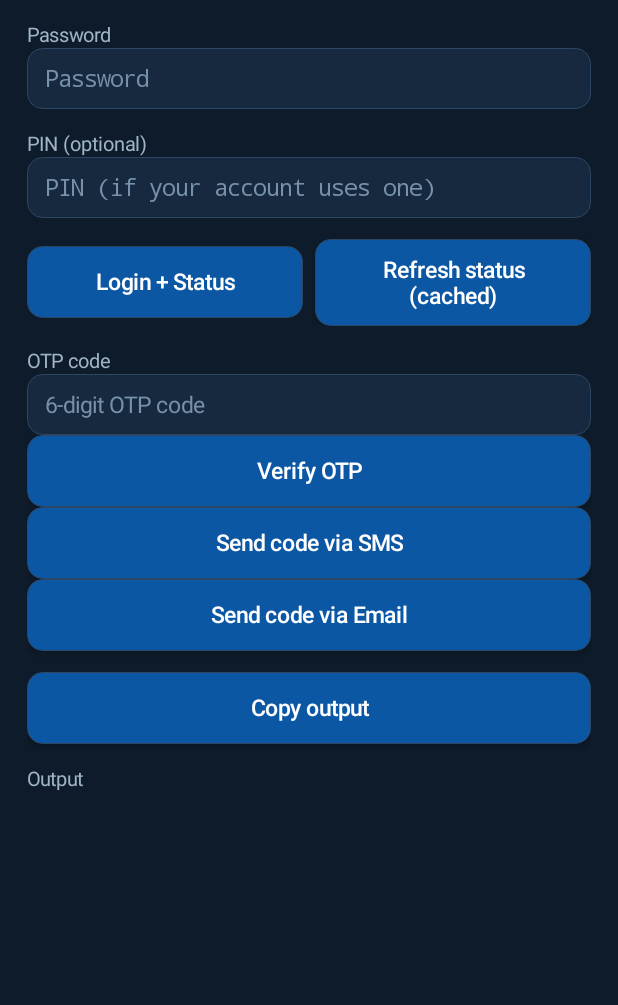
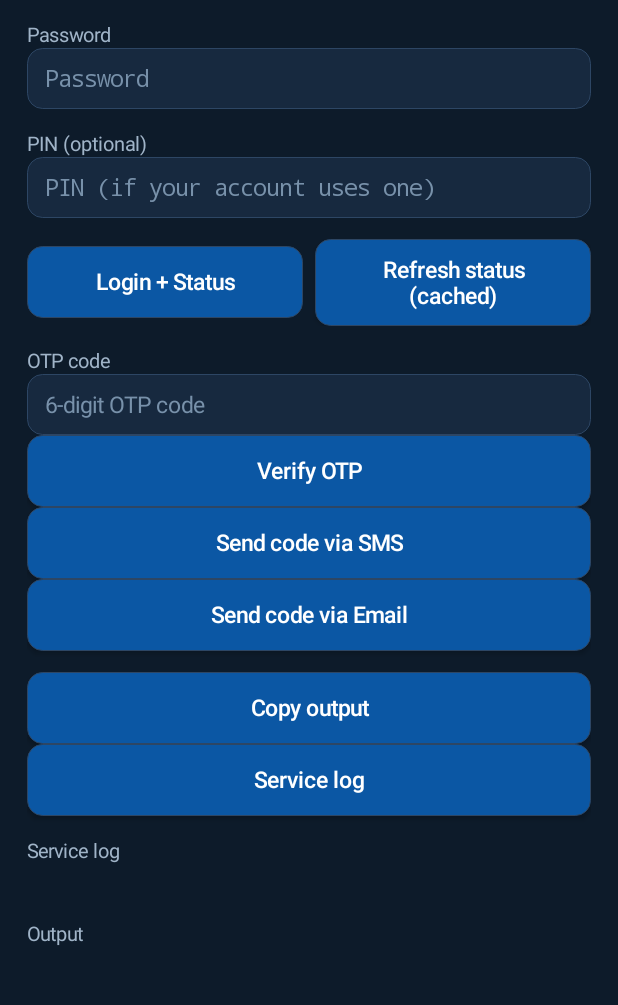
Before and after one commit to MOS-FETT-LABS/KiaConnect, an Android app: the screen it shows after launch (MainActivity), on a phone screen of 412 x 824 dp, the part 186-1191 px from its top. Run offline under Robolectric (Android 15) with nearby library versions, the phone set to English and light mode, and no system bars.

Commit message:
sync 2026-11-25T02:14

```diff
--- a/companion-android/app/src/main/java/com/mosfettlabs/kiacompanion/MainActivity.kt
+++ b/companion-android/app/src/main/java/com/mosfettlabs/kiacompanion/MainActivity.kt
@@ -33,6 +33,7 @@ class MainActivity : Activity() {
     private lateinit var otpButton: Button
     private lateinit var smsButton: Button
     private lateinit var emailButton: Button
+    private lateinit var logText: TextView
 
     private var token: KiaApi.Token? = null
     private var vehicle: KiaApi.Vehicle? = null
@@ -55,6 +56,13 @@ class MainActivity : Activity() {
             textSize = 13f
             setTextColor(Color.rgb(190, 220, 240))
             setTextIsSelectable(true)
+            setPadding(dp(4), dp(4), dp(4), dp(4))
+        }
+        val refreshLogButton = button("Service log") { showServiceLog() }
+        logText = TextView(this).apply {
+            typeface = Typeface.MONOSPACE
+            textSize = 11f
+            setTextColor(Color.rgb(150, 190, 220))
             setPadding(dp(4), dp(4), dp(4), dp(4))
         }
         val copyButton = button("Copy output") {
@@ -251,6 +259,10 @@ class MainActivity : Activity() {
                     addView(emailButton)
                     addView(spacer())
                     addView(copyButton)
+                    addView(refreshLogButton)
+                    addView(spacer())
+                    addView(label("Service log"))
+                    addView(logText)
                     addView(spacer())
                     addView(label("Output"))
                     addView(outputText)
@@ -294,6 +306,10 @@ class MainActivity : Activity() {
                 }
             }
         }
+    }
+
+    private fun showServiceLog() {
+        logText.text = com.mosfettlabs.kiacompanion.pebble.ServiceLog.read(this)
     }
 
     private fun savePrefs(prefs: android.content.SharedPreferences) {
```
Also changed, not shown: companion-android/app/src/main/java/com/mosfettlabs/kiacompanion/pebble/KiaPebbleListenerService.kt (+7 -2 lines), companion-android/app/src/main/java/com/mosfettlabs/kiacompanion/pebble/ServiceLog.kt (added, +34 -0 lines), 1 other file.
